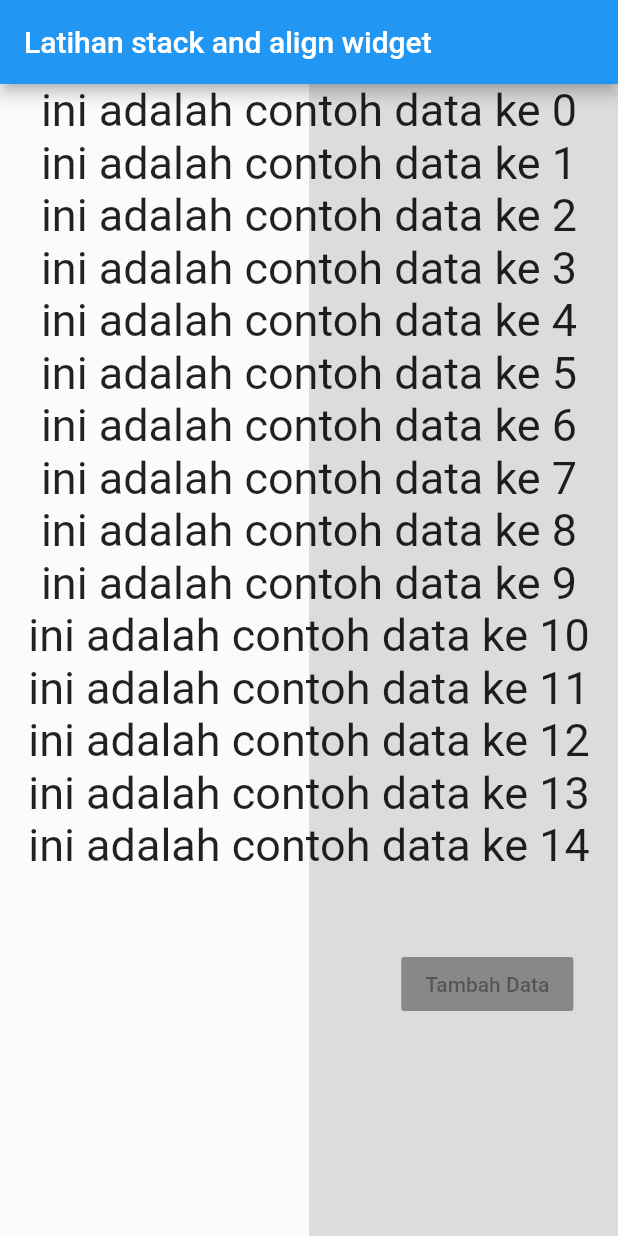
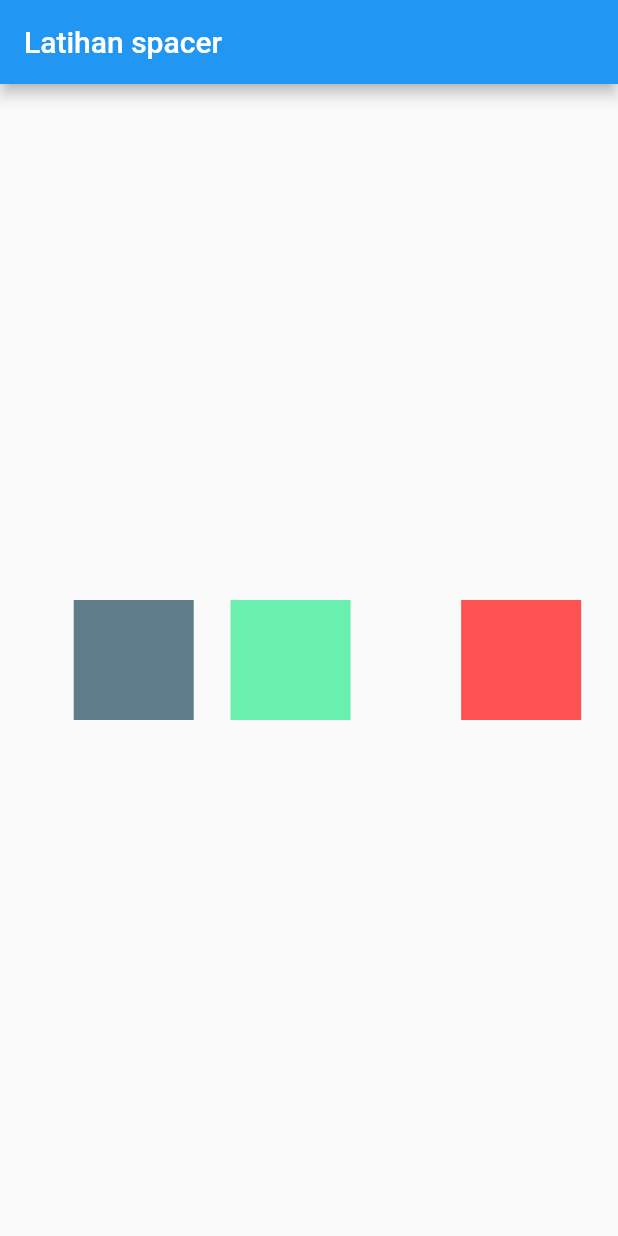
Before and after one commit to mtomyis/flutterku, a Flutter app: the screen it shows after launch, on a phone screen of 412 x 824 dp. Run offline on Flutter 3.47's test engine with Material 2 defaults, Android fonts, the phone set to English and light mode, and no system bars.

Commit message:
Latihan spacer

```diff
--- a/lib/main.dart
+++ b/lib/main.dart
@@ -278,86 +278,167 @@ void main() {
 //   }
 // }
 
+// class MyApp extends StatelessWidget {
+//   List<Widget> widget = [];
+
+//   MyApp() {
+//     for (var i = 0; i < 15; i++) {
+//       widget.add(Text(
+//         "ini adalah contoh data ke " + i.toString(),
+//         style: TextStyle(fontSize: 30),
+//       ));
+//     }
+//   }
+
+//   @override
+//   Widget build(BuildContext context) {
+//     return MaterialApp(
+//       home: Scaffold(
+//         appBar: AppBar(
+//           title: Text("Latihan stack and align widget"),
+//         ),
+//         body: Stack(
+//           children: [
+//             //background
+//             Column(
+//               children: [
+//                 Flexible(
+//                   flex: 1,
+//                   child: Row(
+//                     children: [
+//                       Flexible(
+//                         flex: 1,
+//                         child: Container(
+//                           color: Colors.black12,
+//                         ),
+//                       ),
+//                       Flexible(
+//                         flex: 1,
+//                         child: Container(
+//                           color: Colors.white10,
+//                         ),
+//                       )
+//                     ],
+//                   ),
+//                 ),
+//                 Flexible(
+//                   flex: 1,
+//                   child: Row(
+//                     children: [
+//                       Flexible(
+//                         flex: 1,
+//                         child: Container(
+//                           color: Colors.white10,
+//                         ),
+//                       ),
+//                       Flexible(
+//                         flex: 1,
+//                         child: Container(
+//                           color: Colors.black12,
+//                         ),
+//                       )
+//                     ],
+//                   ),
+//                 ),
+//               ],
+//             ),
+//             ListView(
+//               children: [
+//                 Container(
+//                   margin: EdgeInsets.fromLTRB(16, 8, 16, 8),
+//                   child: Column(
+//                     crossAxisAlignment: CrossAxisAlignment.start,
+//                     children: widget,
+//                   ),
+//                 )
+//               ],
+//             ),
+//             Align(
+//               alignment: Alignment(0.8, 0.9),
+//               child: RaisedButton(
+//                 color: Colors.amber[200],
+//                 onPressed: null,
+//                 child: Text("Tambah Data"),
+//               ),
+//             )
+//           ],
+//         ),
+//       ),
+//     );
+//   }
+// }
+
+// class MyApp extends StatelessWidget {
+//   @override
+//   Widget build(BuildContext context) {
+//     return MaterialApp(
+//       home: Scaffold(
+//         appBar: AppBar(
+//           title: Text("Latihan Image Widget"),
+//         ),
+//         body: Center(
+//           child: Column(mainAxisAlignment: MainAxisAlignment.center, children: [
+//             Container(
+//               color: Colors.black38,
+//               width: 200,
+//               height: 200,
+//               padding: EdgeInsets.all(3),
+//               child: Image(
+//                 image: NetworkImage(
+//                     "https://variety.com/wp-content/uploads/2015/07/naruto_movie-lionsgate.jpg?w=681&h=383&crop=1"),
+//                 fit: BoxFit.contain,
+//                 repeat: ImageRepeat.repeat,
+//               ),
+//             ),
+//             Container(
+//               color: Colors.amberAccent,
+//               width: 200,
+//               height: 200,
+//               padding: EdgeInsets.all(3),
+//               child: Image(
+//                 image: AssetImage("images/background2.jpg"),
+//                 fit: BoxFit.contain,
+//                 repeat: ImageRepeat.repeat,
+//               ),
+//             ),
+//           ]),
+//         ),
+//       ),
+//     );
+//   }
+// }
+
 class MyApp extends StatelessWidget {
-  List<Widget> widget = [];
-
-  MyApp() {
-    for (var i = 0; i < 15; i++) {
-      widget.add(Text(
-        "ini adalah contoh data ke " + i.toString(),
-        style: TextStyle(fontSize: 30),
-      ));
-    }
-  }
-
   @override
   Widget build(BuildContext context) {
     return MaterialApp(
       home: Scaffold(
-        appBar: AppBar(
-          title: Text("Latihan stack and align widget"),
-        ),
-        body: Stack(
-          children: [
-            //background
-            Column(
-              children: [
-                Flexible(
-                  flex: 1,
-                  child: Row(
-                    children: [
-                      Flexible(
-                        flex: 1,
-                        child: Container(
-                          color: Colors.white10,
-                        ),
-                      ),
-                      Flexible(
-                        flex: 1,
-                        child: Container(
-                          color: Colors.black12,
-                        ),
-                      )
-                    ],
-                  ),
-                ),
-                Flexible(
-                  flex: 1,
-                  child: Row(
-                    children: [
-                      Flexible(
-                        flex: 1,
-                        child: Container(
-                          color: Colors.white10,
-                        ),
-                      ),
-                      Flexible(
-                        flex: 1,
-                        child: Container(
-                          color: Colors.black12,
-                        ),
-                      )
-                    ],
-                  ),
-                ),
-              ],
-            ),
-            ListView(
-              children: [
-                Column(
-                  children: widget,
-                )
-              ],
-            ),
-            Align(
-              alignment: Alignment(0.8, 0.6),
-              child: RaisedButton(
-                color: Colors.amber[200],
-                onPressed: null,
-                child: Text("Tambah Data"),
+        appBar: AppBar(title: Text("Latihan spacer")),
+        body: Center(
+          child: Row(
+            // mainAxisAlignment: MainAxisAlignment.spaceBetween,
+            children: [
+              Spacer(flex: 2),
+              Container(
+                width: 80,
+                height: 80,
+                color: Colors.blueGrey,
               ),
-            )
-          ],
+              Spacer(flex: 1),
+              Container(
+                width: 80,
+                height: 80,
+                color: Colors.greenAccent,
+              ),
+              Spacer(flex: 3),
+              Container(
+                width: 80,
+                height: 80,
+                color: Colors.redAccent,
+              ),
+              Spacer(flex: 1),
+            ],
+          ),
         ),
       ),
     );
--- a/pubspec.yaml
+++ b/pubspec.yaml
@@ -45,8 +45,8 @@ flutter:
   uses-material-design: true
 
   # To add assets to your application, add an assets section, like this:
-  # assets:
-  #   - images/a_dot_burr.jpeg
+  assets:
+    - images/background2.jpg
   #   - images/a_dot_ham.jpeg
 
   # An image asset can refer to one or more resolution-specific "variants", see
```
Also changed, not shown: images/background2.jpg (added).
